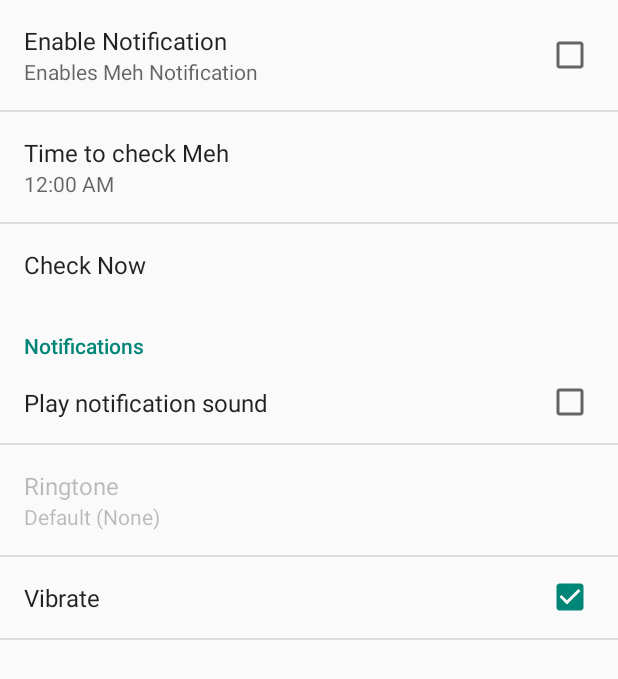
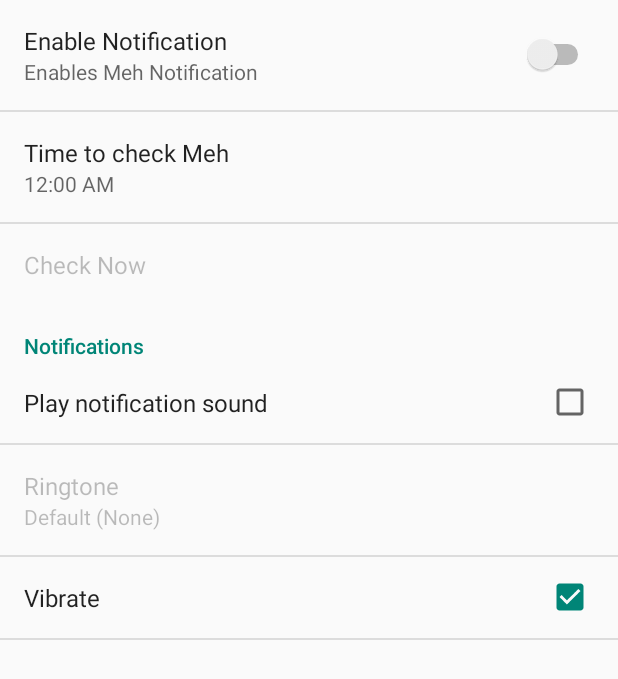
Before and after one commit to ermacaz/Meh-Notifier, an Android app: the screen it shows after launch (SettingsActivity), on a phone screen of 412 x 824 dp. Shown: the top 679 px of the screen. Run offline under Robolectric (Android 15) with nearby library versions, the phone set to English and light mode, and no system bars.

Commit message:
fixed bugs with notification being overwritten

```diff
--- a/app/src/main/java/com/ermacaz/mehfukubukuro/AlarmReceiver.java
+++ b/app/src/main/java/com/ermacaz/mehfukubukuro/AlarmReceiver.java
@@ -45,7 +45,6 @@ public class AlarmReceiver extends BroadcastReceiver {
 
     private void loadMehFromApi(Context context) {
         GetMehTask getMehTask = new GetMehTask(context);
-        getMehTask.setMessageLoading("Loading Meh deal...");
         getMehTask.execute("https://api.meh.com/1/current.json?apikey=" + MEH_API);
     }
 
--- a/app/src/main/java/com/ermacaz/mehfukubukuro/SettingsActivity.java
+++ b/app/src/main/java/com/ermacaz/mehfukubukuro/SettingsActivity.java
@@ -21,6 +21,7 @@ import android.preference.PreferenceCategory;
 import android.preference.PreferenceFragment;
 import android.preference.PreferenceManager;
 import android.preference.RingtonePreference;
+import android.preference.SwitchPreference;
 import android.text.TextUtils;
 import android.widget.Toast;
 
@@ -69,11 +70,7 @@ public class SettingsActivity extends PreferenceActivity {
 
         mPreferences = PreferenceManager.getDefaultSharedPreferences(SettingsActivity.this);
         setupSimplePreferencesScreen();
-
-        //get broadcast alarm
-        Intent alarmIntent = new Intent(SettingsActivity.this, AlarmReceiver.class);
-        pendingIntent = PendingIntent.getBroadcast(SettingsActivity.this, 0, alarmIntent, PendingIntent.FLAG_CANCEL_CURRENT);
-
+        manager = (AlarmManager)getSystemService(Context.ALARM_SERVICE);
     }
 
     public void startAlarm() {
@@ -81,7 +78,10 @@ public class SettingsActivity extends PreferenceActivity {
         {
             return;
         }
-        manager = (AlarmManager)getSystemService(Context.ALARM_SERVICE);
+        Intent alarmIntent = new Intent(SettingsActivity.this, AlarmReceiver.class);
+        pendingIntent = PendingIntent.getBroadcast(SettingsActivity.this, 0, alarmIntent, PendingIntent.FLAG_CANCEL_CURRENT);
+
+
         Calendar cal = mTimePreference.getCalendar();
 
         if (cal.getTimeInMillis() < System.currentTimeMillis()) {
@@ -95,11 +95,10 @@ public class SettingsActivity extends PreferenceActivity {
      * immediate call to get Meh status.  Called form check now button.  Should not interfere with set alarm
      */
     public void startNowOnce() {
-        AlarmManager managerOnce = (AlarmManager)getSystemService(Context.ALARM_SERVICE);
         //create own that does not interfere with alarm
         Intent alarmIntent = new Intent(SettingsActivity.this, AlarmReceiver.class);
         PendingIntent pendingIntentOnce = PendingIntent.getBroadcast(SettingsActivity.this, 0, alarmIntent, PendingIntent.FLAG_CANCEL_CURRENT);
-        managerOnce.setExact(AlarmManager.RTC_WAKEUP, System.currentTimeMillis(), pendingIntentOnce);
+         manager.setExact(AlarmManager.RTC_WAKEUP, System.currentTimeMillis(), pendingIntentOnce);
     }
 
     public void stopAlarm() {
@@ -114,16 +113,13 @@ public class SettingsActivity extends PreferenceActivity {
      * shown.
      */
     private void setupSimplePreferencesScreen() {
-        if (!isSimplePreferences(this)) {
-            return;
-        }
         // Add 'general' preferences.
         addPreferencesFromResource(R.xml.pref_general);
         mEnabled =  mPreferences.getBoolean("enabled", false);
-        final CheckBoxPreference enableBox = (CheckBoxPreference)getPreferenceManager().findPreference("enableCheckbox");
-        enableBox.setChecked(mEnabled);
+        final SwitchPreference enableSwitch = (SwitchPreference)getPreferenceManager().findPreference("enableSwitch");
+        enableSwitch.setChecked(mEnabled);
 
-        enableBox.setOnPreferenceChangeListener(new Preference.OnPreferenceChangeListener() {
+        enableSwitch.setOnPreferenceChangeListener(new Preference.OnPreferenceChangeListener() {
             @Override
             public boolean onPreferenceChange(Preference preference, Object newValue) {
                 SharedPreferences.Editor editor = mPreferences.edit();
@@ -235,45 +231,6 @@ public class SettingsActivity extends PreferenceActivity {
     }
 
     /**
-     * {@inheritDoc}
-     */
-    @Override
-    public boolean onIsMultiPane() {
-        return isXLargeTablet(this) && !isSimplePreferences(this);
-    }
-
-    /**
-     * Helper method to determine if the device has an extra-large screen. For
-     * example, 10" tablets are extra-large.
-     */
-    private static boolean isXLargeTablet(Context context) {
-        return (context.getResources().getConfiguration().screenLayout
-                & Configuration.SCREENLAYOUT_SIZE_MASK) >= Configuration.SCREENLAYOUT_SIZE_XLARGE;
-    }
-
-    /**
-     * Determines whether the simplified settings UI should be shown. This is
-     * true if this is forced via {@link #ALWAYS_SIMPLE_PREFS}, or the device
-     * doesn't have newer APIs like {@link PreferenceFragment}, or the device
-     * doesn't have an extra-large screen. In these cases, a single-pane
-     * "simplified" settings UI should be shown.
-     */
-    private static boolean isSimplePreferences(Context context) {
-        return ALWAYS_SIMPLE_PREFS;
-    }
-
-    /**
-     * {@inheritDoc}
-     */
-    @Override
-    @TargetApi(Build.VERSION_CODES.HONEYCOMB)
-    public void onBuildHeaders(List<Header> target) {
-        if (!isSimplePreferences(this)) {
-            loadHeadersFromResource(R.xml.pref_headers, target);
-        }
-    }
-
-    /**
      * A preference value change listener that updates the preference's summary
      * to reflect its new value.
      */
--- a/app/src/main/res/layout/notification_expanded.xml
+++ b/app/src/main/res/layout/notification_expanded.xml
@@ -3,6 +3,8 @@
     android:layout_width="match_parent"
     android:layout_height="match_parent"
     android:orientation="horizontal"
+    android:paddingBottom="2dp"
+    android:paddingTop="2dp"
     android:gravity="center_horizontal">
 
     <ImageView
--- a/app/src/main/res/xml/pref_general.xml
+++ b/app/src/main/res/xml/pref_general.xml
@@ -1,10 +1,16 @@
 <PreferenceScreen xmlns:android="http://schemas.android.com/apk/res/android">
 
-    <CheckBoxPreference
-        android:id="@+id/enable_check_box"
-        android:key="enableCheckbox"
+    <SwitchPreference
+        android:id="@+id/enable_switch"
+        android:key="enableSwitch"
         android:title="Enable Notification"
-        android:summary="Enables Meh Notification"/>
+        android:summary="Enables Meh Notification" />
+
+    <!--<CheckBoxPreference-->
+        <!--android:id="@+id/enable_check_box"-->
+        <!--android:key="enableCheckbox"-->
+        <!--android:title="Enable Notification"-->
+        <!--android:summary="Enables Meh Notification"/>-->
 
 
     <com.ermacaz.mehfukubukuro.TimePreference
@@ -15,6 +21,7 @@
 
     <Preference
         android:key="syncNow"
+        android:dependency="enableSwitch"
         android:title="Check Now"/>
 
 </PreferenceScreen>
```
